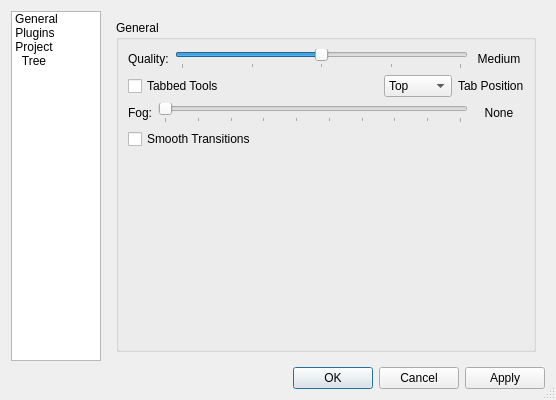
This is avogadro/src/settingsdialog.ui in cryos/avogadro as Qt 5 draws it before an edit. The edited form follows.
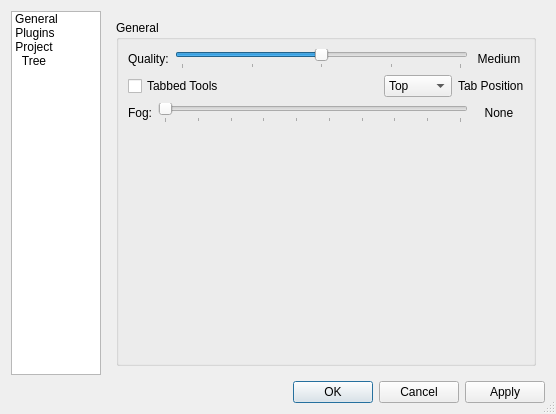
This is the edited form. Icons and pictures are not drawn.

Commit message: Remove "smooth animations option." Always use smooth animations, unless the system is large (> 1000 atoms). We can debate the "large" threshold, but why wouldn't we want some eyecandy?

Patch:
```diff
--- a/avogadro/src/settingsdialog.ui
+++ b/avogadro/src/settingsdialog.ui
@@ -1,12 +1,12 @@
 <ui version="4.0" >
  <class>SettingsDialog</class>
- <widget class="QDialog" name="SettingsDialog" >
-  <property name="geometry" >
+ <widget class="QDialog" name="SettingsDialog">
+  <property name="geometry">
    <rect>
     <x>0</x>
     <y>0</y>
     <width>556</width>
-    <height>392</height>
+    <height>414</height>
    </rect>
   </property>
   <property name="windowTitle" >
@@ -212,22 +212,9 @@
             </item>
            </layout>
           </item>
-          <item row="3" column="0" >
-           <widget class="QCheckBox" name="animationsCheck" >
-            <property name="toolTip" >
-             <string>Smooths animations of various functions where availabe.</string>
-            </property>
-            <property name="whatsThis" >
-             <string>Enables the use of transitional animations when performing automatic positioning of the GLWidget.</string>
-            </property>
-            <property name="text" >
-             <string>Smooth Transitions</string>
-            </property>
-           </widget>
-          </item>
-          <item row="4" column="0" >
-           <spacer name="verticalSpacer" >
-            <property name="orientation" >
+          <item row="3" column="0">
+           <spacer name="verticalSpacer">
+            <property name="orientation">
              <enum>Qt::Vertical</enum>
             </property>
             <property name="sizeHint" stdset="0" >
```
Left out of the diff: 215 changed lines with no effect on the pictures. The commit also changes 3 other files.
